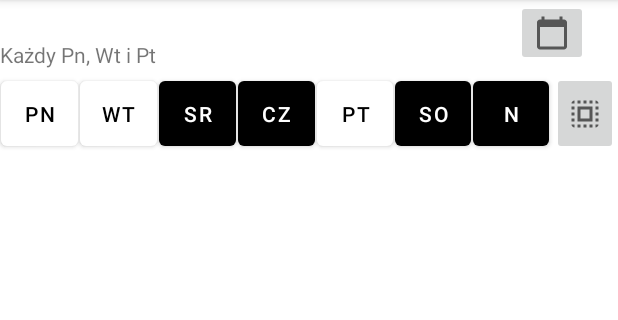
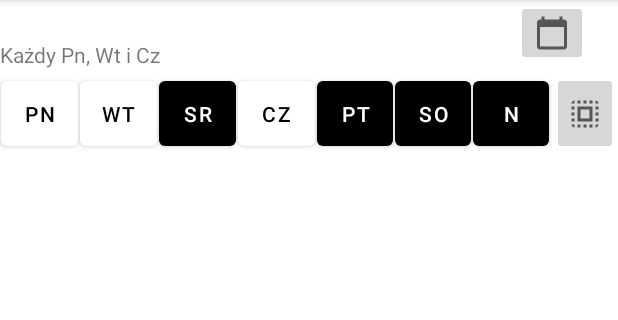
Before and after one commit to niemczyk13/AlarmSchedule, an Android app: the screen it shows after launch (MainActivity), after a tap on "WT", on a phone screen of 412 x 824 dp, the part 84-404 px from its top. Run offline under Robolectric (Android 15) with nearby library versions, the phone set to English and light mode, and no system bars; 1 other tap on this screen came first.

Commit message:
Finished project!

```diff
--- a/app/src/main/java/com/example/alarmschedule/MainActivity.java
+++ b/app/src/main/java/com/example/alarmschedule/MainActivity.java
@@ -23,15 +23,15 @@ public class MainActivity extends AppCompatActivity implements DatePickerDialog.
         alarmSchedule.initialize(createTestAlarmDateTime(), getSupportFragmentManager());
 
 
-        alarmSchedule.setTime(8,12);
+        alarmSchedule.setTime(18,12);
     }
 
     private AlarmDateTime createTestAlarmDateTime() {
         //TODO w ramach testu data na sztywno
         Week week = new Week();
         //week.activeDay(DayOfWeek.MONDAY);
-        week.activeDay(DayOfWeek.FRIDAY);
-        //week.activeDay(DayOfWeek.THURSDAY);
+        //week.activeDay(DayOfWeek.SATURDAY);
+        week.activeDay(DayOfWeek.THURSDAY);
         Calendar calendar = Calendar.getInstance();
         calendar.set(2021, 8, 10, 16,35, 0);
         return new AlarmDateTime(calendar, week);
--- a/app/src/main/java/com/example/alarmschedule/view/alarm/schedule/adarm/datetime/DayOfWeek.java
+++ b/app/src/main/java/com/example/alarmschedule/view/alarm/schedule/adarm/datetime/DayOfWeek.java
@@ -11,14 +11,13 @@ public enum DayOfWeek {
     SATURDAY(Calendar.SATURDAY),
     SUNDAY(Calendar.SUNDAY);
 
-    private final int value;
+    private final int calendarValue;
 
-    DayOfWeek(int value) {
-        this.value = value;
+    DayOfWeek(int calendarValue) {
+        this.calendarValue = calendarValue;
     }
 
     public int getValue() {
-        return value;
+        return calendarValue;
     }
-
 }
--- a/app/src/main/java/com/example/alarmschedule/view/alarm/schedule/adarm/datetime/Week.java
+++ b/app/src/main/java/com/example/alarmschedule/view/alarm/schedule/adarm/datetime/Week.java
@@ -26,10 +26,6 @@ public class Week {
 
     public void activeDay(DayOfWeek day) {
         days.put(day, true);
-    }
-
-    public void deactivateDay(DayOfWeek day) {
-        days.put(day, false);
     }
 
     public void setDay(DayOfWeek day, Boolean checked) {
--- a/app/src/main/java/com/example/alarmschedule/view/alarm/schedule/logic/AlarmDateTimeUpdater.java
+++ b/app/src/main/java/com/example/alarmschedule/view/alarm/schedule/logic/AlarmDateTimeUpdater.java
@@ -9,6 +9,7 @@ import java.util.List;
 
 public class AlarmDateTimeUpdater {
     private static final int ONE_DAY = 1;
+    private static final int ONE_WEEK = 7;
     private static AlarmDateTime alarmDateTime;
 
     public static AlarmDateTime update(AlarmDateTime adt) {
@@ -22,21 +23,25 @@ public class AlarmDateTimeUpdater {
         return alarmDateTime;
     }
 
-    //TODO do dokończenia!!!!!!!!!!!!!!!!!!!!!!! do sprawdzenia!!!!!!!!!!!!!!!!!!!11
     private static void calculateDateForSchedule() {
         List<DayOfWeek> days = alarmDateTime.getWeek().getOnlySelectedDays();
-        Calendar date = getCalendarInstance();
+
         for (DayOfWeek day : days) {
+            Calendar date = getCalendarInstance();
             date.set(Calendar.DAY_OF_WEEK, day.getValue());
-            alarmDateTime.getDateTime().set(Calendar.YEAR, date.get(Calendar.YEAR));
-            alarmDateTime.getDateTime().set(Calendar.MONTH, date.get(Calendar.MONTH));
-            alarmDateTime.getDateTime().set(Calendar.DAY_OF_MONTH, date.get(Calendar.DAY_OF_MONTH));
+            Calendar now = getCalendarInstance();
+            alarmDateTime.getDateTime().set(Calendar.YEAR, now.get(Calendar.YEAR));
+            alarmDateTime.getDateTime().set(Calendar.WEEK_OF_YEAR, now.get(Calendar.WEEK_OF_YEAR));
+            alarmDateTime.getDateTime().set(Calendar.DAY_OF_WEEK, day.getValue());
             if (alarmDateTime.getDateTime().after(getCalendarInstance())) {
                 return;
             }
         }
-
+        Calendar now = getCalendarInstance();
+        alarmDateTime.getDateTime().set(Calendar.YEAR, now.get(Calendar.YEAR));
+        alarmDateTime.getDateTime().set(Calendar.WEEK_OF_YEAR, now.get(Calendar.WEEK_OF_YEAR));
         alarmDateTime.getDateTime().set(Calendar.DAY_OF_WEEK, days.get(0).getValue());
+        alarmDateTime.getDateTime().add(Calendar.DAY_OF_YEAR, ONE_WEEK);
     }
 
     private static Calendar getCalendarInstance() {
@@ -46,7 +51,6 @@ public class AlarmDateTimeUpdater {
     }
 
     private static void calculateOrdinaryDate() {
-        System.out.println();
         if (alarmIsBeforeNow()) {
             int date = getCalendarInstance().get(Calendar.DATE);
             alarmDateTime.getDateTime().set(Calendar.DATE, date);
--- /dev/null
+++ b/app/src/main/java/com/example/alarmschedule/view/alarm/schedule/text/DescriptionOfRepeatingDays.java
@@ -0,0 +1,110 @@
+package com.example.alarmschedule.view.alarm.schedule.text;
+
+import java.util.ArrayList;
+import java.util.List;
+
+public class DescriptionOfRepeatingDays {
+    private static final int EVERYDAY = 7;
+    private static final int FIRST_DAY = 0;
+    private static final int PRONOUN_EVERY_MEN_IN_POLISH = 0;
+    private static final int PRONOUN_EVERY_WOMEN_IN_POLISH = 1;
+    private static final int PRONOUN_EVERY_DAY = 2;
+
+    private static final String[] article = new String[] {"Każdy", "Każda", "Codziennie"};
+
+    private static final String[] fullNamesOfDays = new String[] {"Poniedziałek", "Wtorek", "Środa", "Czwartek", "Piątek", "Sobota", "Niedziela"};
+    private static final String[] abbreviatedNamesOfDays = new String[] {"Pn", "Wt", "Śr", "Cz", "Pt", "So", "Nd"};
+
+    public static String getDescription(List<Boolean> days) {
+        List<String> checkedDaysNames = getCheckedDaysNames(days);
+        if (allDaysAreSelected(checkedDaysNames)) {
+            return writeOutThePronounEveryDay();
+        } else {
+            return createTextForLessThan7Days(checkedDaysNames);
+        }
+    }
+
+    private static List<String> getCheckedDaysNames(List<Boolean> days) {
+        List<Integer> selectedDaysNumber = getNumberOfSelectedDays(days);
+
+        List<String> daysNames;
+        int countCheckedDays = selectedDaysNumber.size();
+        if (selected1Or2Days(countCheckedDays)) {
+            daysNames = getNamesFor1or2Days(selectedDaysNumber);
+        } else {
+            daysNames = getNamesForMoreThan2Days(selectedDaysNumber);
+        }
+
+        return daysNames;
+    }
+
+    private static List<Integer> getNumberOfSelectedDays(List<Boolean> days) {
+        List<Integer> selectedDaysNumber = new ArrayList<>();
+        for (int i = 0; i < days.size(); i++) {
+            if (days.get(i)) {
+                selectedDaysNumber.add(i);
+            }
+        }
+        return selectedDaysNumber;
+    }
+
+    private static boolean selected1Or2Days(int countCheckedDays) {
+        return countCheckedDays == 1 || countCheckedDays == 2;
+    }
+
+    private static List<String> getNamesFor1or2Days(List<Integer> selectedDaysNumber) {
+        List<String> daysNames = new ArrayList<>();
+        for (int i = 0; i < selectedDaysNumber.size(); i++) {
+            daysNames.add(fullNamesOfDays[selectedDaysNumber.get(i)]);
+        }
+        return daysNames;
+    }
+
+    private static List<String> getNamesForMoreThan2Days(List<Integer> selectedDaysNumber) {
+        List<String> daysNames = new ArrayList<>();
+        for (int i = 0; i < selectedDaysNumber.size(); i++) {
+            daysNames.add(abbreviatedNamesOfDays[selectedDaysNumber.get(i)]);
+        }
+        return  daysNames;
+    }
+
+    private static boolean allDaysAreSelected(List<String> checkedDaysNames) {
+        return checkedDaysNames.size() == EVERYDAY;
+    }
+
+    private static String writeOutThePronounEveryDay() {
+        return article[PRONOUN_EVERY_DAY];
+    }
+
+    private static String createTextForLessThan7Days(List<String> checkedDaysNames) {
+        String text;
+        if (nameDayHasTheAppropriateEndingsChar(checkedDaysNames.get(FIRST_DAY))) {
+            text = article[PRONOUN_EVERY_WOMEN_IN_POLISH];
+        } else {
+            text = article[PRONOUN_EVERY_MEN_IN_POLISH];
+        }
+        text += createText(checkedDaysNames);
+
+        return text;
+    }
+
+    private static boolean nameDayHasTheAppropriateEndingsChar(String d) {
+        char a = d.charAt(d.length() - 1);
+        return a == 'a' || a == 'r' || a == 'd';
+    }
+
+    private static String createText(List<String> checkedDaysNames) {
+        StringBuilder text = new StringBuilder();
+        for (int i = 0; i < checkedDaysNames.size(); i++) {
+            if (i == 0)
+                text.append(" ").append(checkedDaysNames.get(i));
+            else if (i < checkedDaysNames.size() - 1) {
+                text.append(", ").append(checkedDaysNames.get(i));
+            } else {
+                text.append(" i ").append(checkedDaysNames.get(i));
+            }
+        }
+        return text.toString();
+    }
+
+}
--- a/app/src/main/java/com/example/alarmschedule/view/alarm/schedule/text/DescriptionOfRepetitions.java
+++ /dev/null
@@ -1,97 +0,0 @@
-package com.example.alarmschedule.view.alarm.schedule.text;
-
-import java.util.ArrayList;
-import java.util.List;
-
-public class DescriptionOfRepetitions {
-    private static String[] article = new String[] {
-            "Każdy", "Każda", "Codziennie"
-    };
-
-    private static String[] fullNamesOfDays = new String[] {
-            "Poniedziałek", "Wtorek", "Środa", "Czwartek", "Piątek", "Sobota", "Niedziela"
-    };
-    private static String[] abbreviatedNamesOfDays = new String[] {
-            "Pn", "Wt", "Śr", "Cz", "Pt", "So", "Nd"
-    };
-
-    public static String getTextOfTheDaysOfRepetitions(List<Boolean> days) {
-        List<String> checkedDaysNames = getCheckedDaysNames(days);
-        if (checkedDaysNames.size() == 0) {
-            //TODO wyświetlamy datę, tworzymy funkcję w view
-            return null;
-        }
-        if (checkedDaysNames.size() == 7) {
-            return article[2];
-        }
-        String d = checkedDaysNames.get(0);
-        char a = d.charAt(d.length() - 1);
-        String text = "";
-
-        if (a == 'a' || a == 'r' || a == 'd') {
-            text = article[1];
-            for (int i = 0; i < checkedDaysNames.size(); i++) {
-                if (i == 0) {
-                    text += " " + checkedDaysNames.get(i);
-                } else if (i > 0 && i < (checkedDaysNames.size() - 1)) {
-                    text += ", " + checkedDaysNames.get(i);
-                } else {
-                    text += " i " + checkedDaysNames.get(i);
-                }
-            }
-        } else {
-            text = article[0];
-            for (int i = 0; i < checkedDaysNames.size(); i++) {
-                if (i == 0)
-                    text += " " + checkedDaysNames.get(i);
-                else if (i > 0 && i < checkedDaysNames.size() - 1) {
-                    text += ", " + checkedDaysNames.get(i);
-                } else {
-                    text += " i " + checkedDaysNames.get(i);
-                }
-            }
-        }
-
-        return text;
-        //String a = checkedDaysNames.get(0)[checkedDaysNames.get(0).length()];
-        //pobiera pierwszy element
-        //jeżeli kończy się na ek to każdy
-        //jeżeli kończy się na a to każda
-        // return "Lalal";
-    }
-
-    private static List<String> getCheckedDaysNames(List<Boolean> days) {
-        List<Integer> d = new ArrayList<>();
-        for (int i = 0; i < days.size(); i++) {
-            if (days.get(i)) {
-                d.add(i);
-            }
-        }
-
-        List<String> dd = new ArrayList<>();
-
-
-        int countCheckedDays = d.size();
-
-        if (countCheckedDays == 1) {
-            for (int i = 0; i < d.size(); i++) {
-                dd.add(fullNamesOfDays[d.get(i)]);
-            }
-        } else if (countCheckedDays == 2) {
-            for (int i = 0; i < d.size(); i++) {
-                dd.add(fullNamesOfDays[d.get(i)]);
-            }
-
-        } else if (countCheckedDays >= 3 && countCheckedDays <= 6) {
-            for (int i = 0; i < d.size(); i++) {
-                dd.add(abbreviatedNamesOfDays[d.get(i)]);
-            }
-        } else {
-            for (int i = 0; i < d.size(); i++) {
-                dd.add(abbreviatedNamesOfDays[d.get(i)]);
-            }
-        }
-
-        return dd;
-    }
-}
--- a/app/src/main/java/com/example/alarmschedule/view/alarm/schedule/view/ViewBuilder.java
+++ b/app/src/main/java/com/example/alarmschedule/view/alarm/schedule/view/ViewBuilder.java
@@ -4,9 +4,6 @@ import android.content.Context;
 import android.view.ViewGroup;
 import android.widget.LinearLayout;
 
-import com.example.alarmschedule.view.alarm.schedule.view.CalendarImageButton;
-import com.example.alarmschedule.view.alarm.schedule.view.DaysButtons;
-import com.example.alarmschedule.view.alarm.schedule.view.InfoTextView;
 import com.google.android.material.button.MaterialButton;
 
 public class ViewBuilder {
```
Also changed, not shown: app/src/main/java/com/example/alarmschedule/view/alarm/schedule/fragment/CalendarDialogFragment.java (+11 -3 lines), app/src/main/java/com/example/alarmschedule/view/alarm/schedule/text/DateTextGenerator.java (+2 -28 lines), app/src/main/java/com/example/alarmschedule/view/alarm/schedule/text/DescriptionOfSelectedDay.java (added, +18 -0 lines), app/src/main/java/com/example/alarmschedule/view/alarm/schedule/text/RepeatDaysInformationGenerator.java (deleted, +0 -37 lines).
